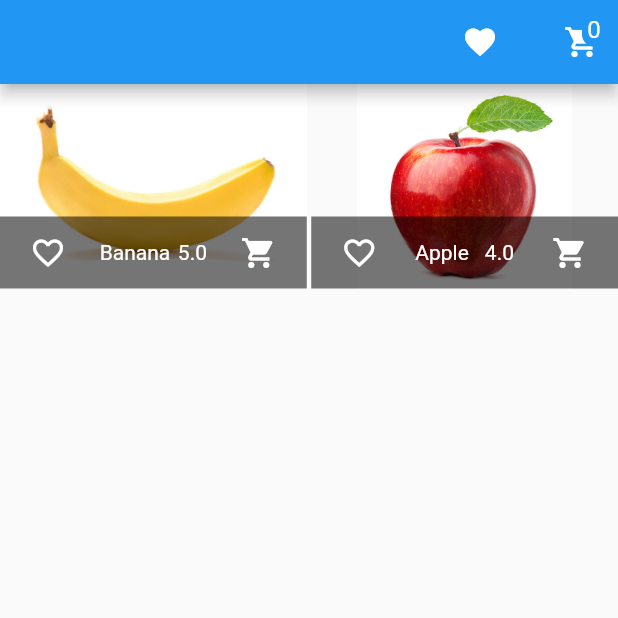
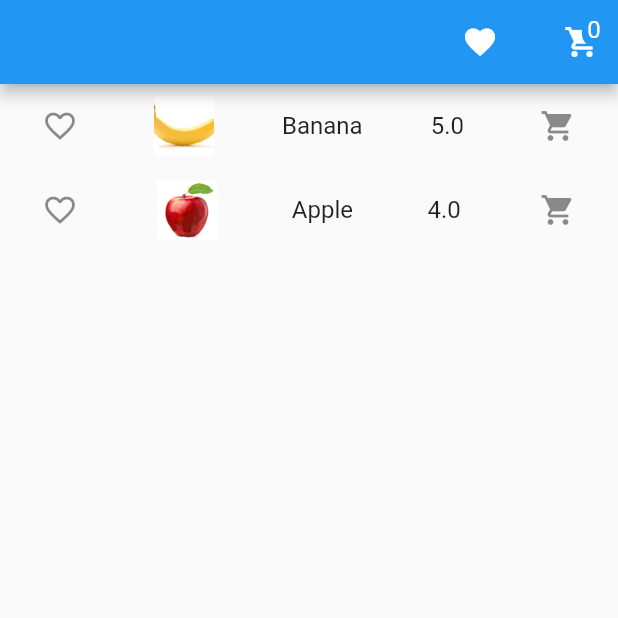
Before and after one commit to ohadsahar/flutter-shop-app-state-management, a Flutter app: the screen it shows after launch, on a phone screen of 412 x 824 dp, the top half of it. Run offline on Flutter 3.47's test engine with Material 2 defaults, Android fonts, the phone set to English and light mode, and no system bars.

Commit message:
tried new version of list view - like it

```diff
--- a/lib/screens/shop-screen.dart
+++ b/lib/screens/shop-screen.dart
@@ -45,15 +45,11 @@ class ShopScreenState extends State<ShopScreen> {
             )
           ],
         ),
-      body: GridView.builder(
+        body: ListView.builder(
             itemCount: products.length,
             itemBuilder: (context, i) => ChangeNotifierProvider.value(
                   value: products[i],
                   child: ProductViewWidget(),
-        ),
-        gridDelegate: SliverGridDelegateWithFixedCrossAxisCount(
-            crossAxisCount: 2, childAspectRatio: 1.5, crossAxisSpacing: 3),
-      ),
-    );
+                )));
   }
 }
--- a/lib/widgets/product-view-widget.dart
+++ b/lib/widgets/product-view-widget.dart
@@ -11,9 +11,9 @@ class ProductViewWidget extends StatelessWidget {
   Widget build(BuildContext context) {
     final product = Provider.of<ProductModel>(context, listen: false);
     final cart = Provider.of<Cart>(context, listen: false);
-    return GridTile(
-        child: Image.asset(product.productImage),
-        footer: GridTileBar(
+    final mediaQuery = MediaQuery.of(context);
+
+    return ListTile(
       leading: Consumer<ProductModel>(
           builder: (ctx, product, child) => IconButton(
                 icon: Icon(product.isFavorite
@@ -28,18 +28,27 @@ class ProductViewWidget extends StatelessWidget {
       trailing: IconButton(
         icon: Icon(Icons.shopping_cart),
         onPressed: () => {
-              cart.addItem(product.id, product.productName,
-                  product.productPrice.toString())
+          cart.addItem(
+              product.id, product.productName, product.productPrice.toString())
         },
       ),
-          backgroundColor: Colors.black54,
       title: Row(
         mainAxisAlignment: MainAxisAlignment.spaceAround,
         children: <Widget>[
+          ClipRect(
+            child: CircleAvatar(
+              child: Image.asset(
+                product.productImage,
+                fit: BoxFit.cover,
+                width: mediaQuery.size.width,
+                height: mediaQuery.size.height,
+              ),
+            ),
+          ),
           Text(product.productName),
           Text(product.productPrice.toString()),
         ],
       ),
-        ));
+    );
   }
 }
```
Lines whose indentation alone changed are shown as unchanged.
